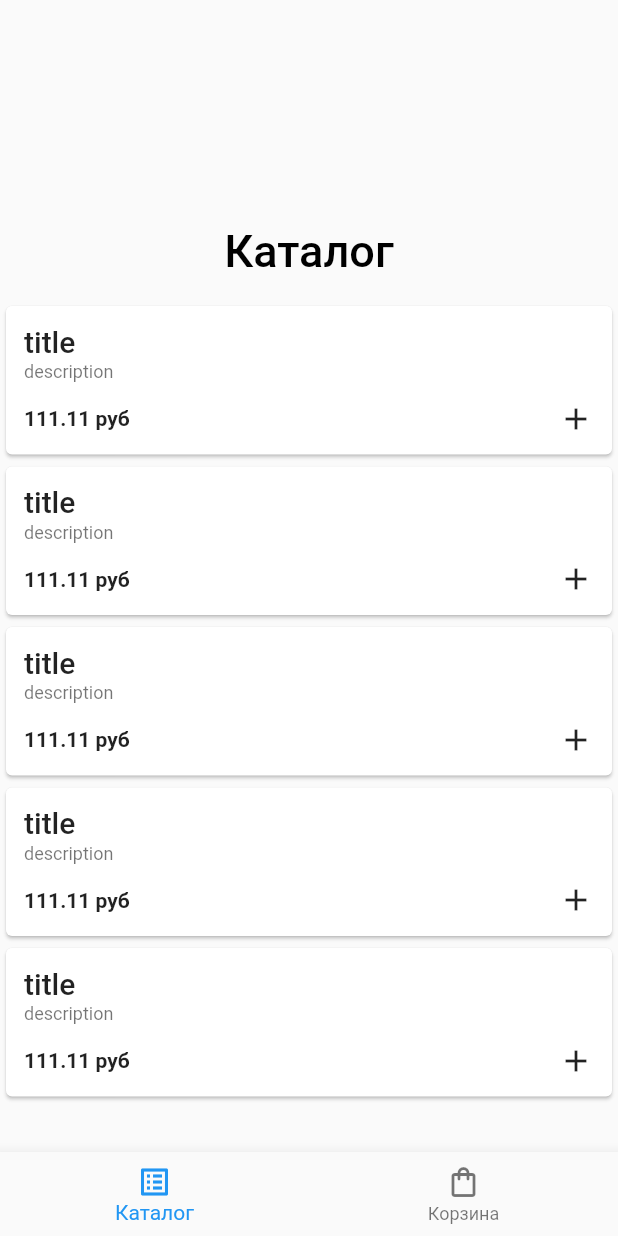
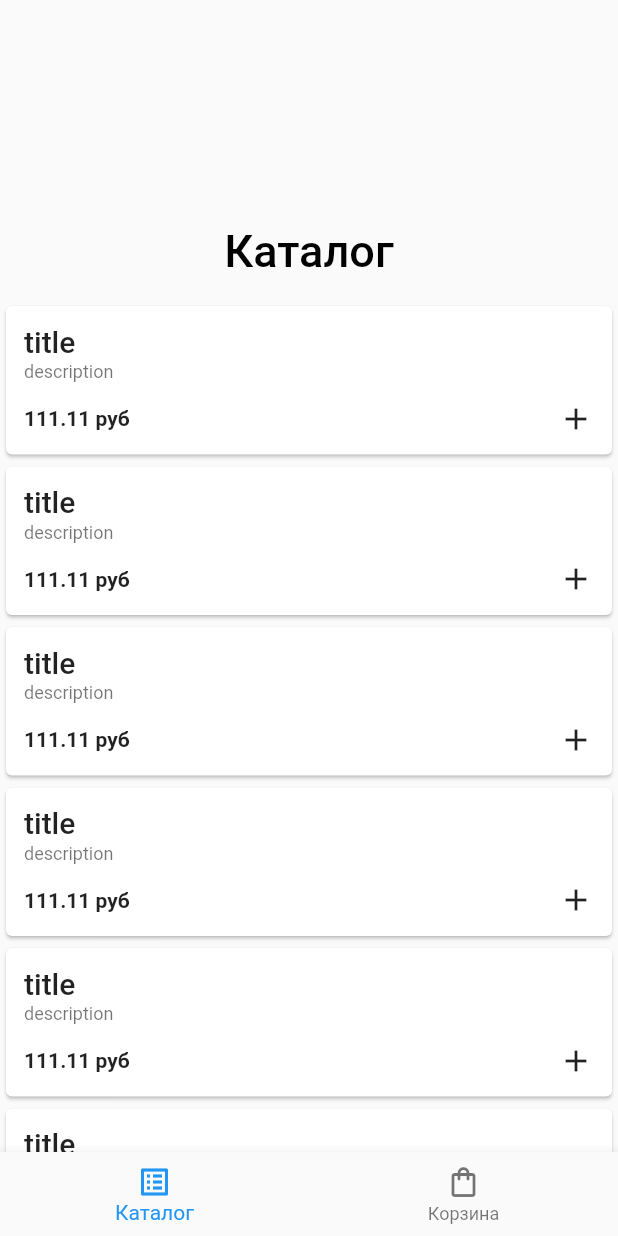
Before and after one commit to just-another-kirill-ilichev/flutter_ecommerce_sample, a Flutter app: the screen it shows after launch, on a phone screen of 412 x 824 dp. Run offline on Flutter 3.47's test engine with Material 2 defaults, Android fonts, the light colour scheme and no system bars; our stand-ins replace bloc, decimal, flutter_bloc.

Commit message:
Added ProductsBloc

```diff
--- /dev/null
+++ b/lib/bloc/products_bloc/products_bloc.dart
@@ -0,0 +1,32 @@
+import 'package:bloc/bloc.dart';
+import 'package:decimal/decimal.dart';
+import 'package:flutter_ecommerce_sample/bloc/products_bloc/products_event.dart';
+import 'package:flutter_ecommerce_sample/bloc/products_bloc/products_state.dart';
+import 'package:flutter_ecommerce_sample/domain/model/product.dart';
+
+class ProductsBloc extends Bloc<ProductsEvent, ProductsState> {
+  ProductsBloc(ProductsState initialState) : super(initialState);
+
+  factory ProductsBloc.initial() {
+    return ProductsBloc(ProductsState(false, []))..add(LoadProductsEvent());
+  }
+
+  @override
+  Stream<ProductsState> mapEventToState(ProductsEvent event) async* {
+    if (event is LoadProductsEvent) {
+      // TODO Load events form firestore
+
+      await Future.delayed(const Duration(seconds: 2));
+
+      var product = Product(
+        title: 'title',
+        description: 'description',
+        price: Decimal.parse('111.11'),
+      );
+
+      var products = List.filled(10, product);
+
+      yield ProductsState(true, products);
+    }
+  }
+}
--- /dev/null
+++ b/lib/bloc/products_bloc/products_event.dart
@@ -0,0 +1,3 @@
+abstract class ProductsEvent {}
+
+class LoadProductsEvent extends ProductsEvent {}
--- /dev/null
+++ b/lib/bloc/products_bloc/products_state.dart
@@ -0,0 +1,8 @@
+import 'package:flutter_ecommerce_sample/domain/model/product.dart';
+
+class ProductsState {
+  final bool isLoaded;
+  final List<Product> products;
+
+  ProductsState(this.isLoaded, this.products);
+}
--- a/lib/main.dart
+++ b/lib/main.dart
@@ -1,6 +1,7 @@
 import 'package:flutter/material.dart';
 import 'package:flutter_bloc/flutter_bloc.dart';
 import 'package:flutter_ecommerce_sample/bloc/cart_bloc/cart_bloc.dart';
+import 'package:flutter_ecommerce_sample/bloc/products_bloc/products_bloc.dart';
 import 'package:flutter_ecommerce_sample/widget/navigation_wrapper.dart';
 
 void main() {
@@ -12,8 +13,11 @@ class MyApp extends StatelessWidget {
 
   @override
   Widget build(BuildContext context) {
-    return BlocProvider<CartBloc>(
-      create: (_) => CartBloc.initial(),
+    return MultiBlocProvider(
+      providers: [
+        BlocProvider<CartBloc>(create: (_) => CartBloc.initial()),
+        BlocProvider<ProductsBloc>(create: (_) => ProductsBloc.initial()),
+      ],
       child: MaterialApp(
         title: 'Flutter Demo',
         theme: ThemeData(
--- a/lib/page/catalog_page/catalog_page.dart
+++ b/lib/page/catalog_page/catalog_page.dart
@@ -1,6 +1,7 @@
-import 'package:decimal/decimal.dart';
 import 'package:flutter/material.dart';
-import 'package:flutter_ecommerce_sample/domain/model/product.dart';
+import 'package:flutter_bloc/flutter_bloc.dart';
+import 'package:flutter_ecommerce_sample/bloc/products_bloc/products_bloc.dart';
+import 'package:flutter_ecommerce_sample/bloc/products_bloc/products_state.dart';
 import 'package:flutter_ecommerce_sample/page/catalog_page/product_card.dart';
 
 class CatalogPage extends StatelessWidget {
@@ -8,12 +9,8 @@ class CatalogPage extends StatelessWidget {
 
   @override
   Widget build(BuildContext context) {
-    var product = Product(
-      title: 'title',
-      description: 'description',
-      price: Decimal.parse('111.11'),
-    );
-
+    return BlocBuilder<ProductsBloc, ProductsState>(
+      builder: (_, state) {
         return CustomScrollView(
           slivers: [
             const SliverAppBar(
@@ -23,13 +20,25 @@ class CatalogPage extends StatelessWidget {
                 title: Text('Каталог', style: TextStyle(color: Colors.black)),
               ),
             ),
-        SliverList(
+            state.isLoaded ? _buildList(state) : _buildLoading(),
+          ],
+        );
+      },
+    );
+  }
+
+  Widget _buildList(ProductsState state) {
+    return SliverList(
       delegate: SliverChildBuilderDelegate(
-            (_, index) => ProductCard(product: product),
-            childCount: 5,
+        (_, index) => ProductCard(product: state.products[index]),
+        childCount: state.products.length,
       ),
-        )
-      ],
+    );
+  }
+
+  Widget _buildLoading() {
+    return const SliverFillRemaining(
+      child: Center(child: CircularProgressIndicator.adaptive()),
     );
   }
 }
```
Lines whose indentation alone changed are shown as unchanged.
